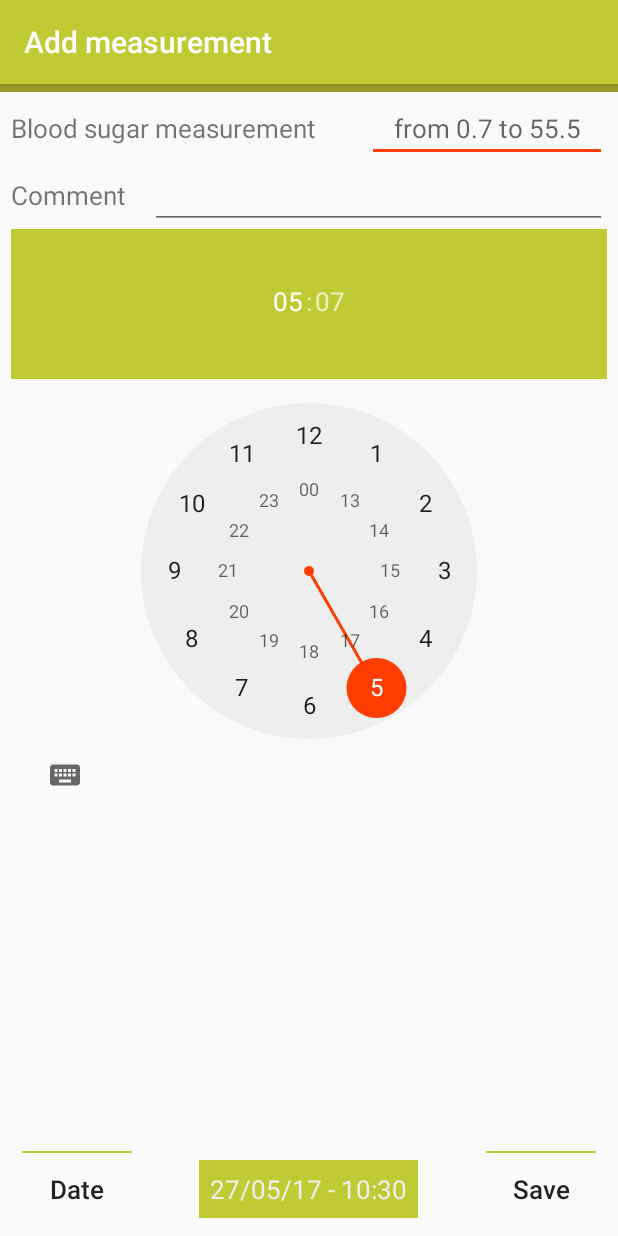
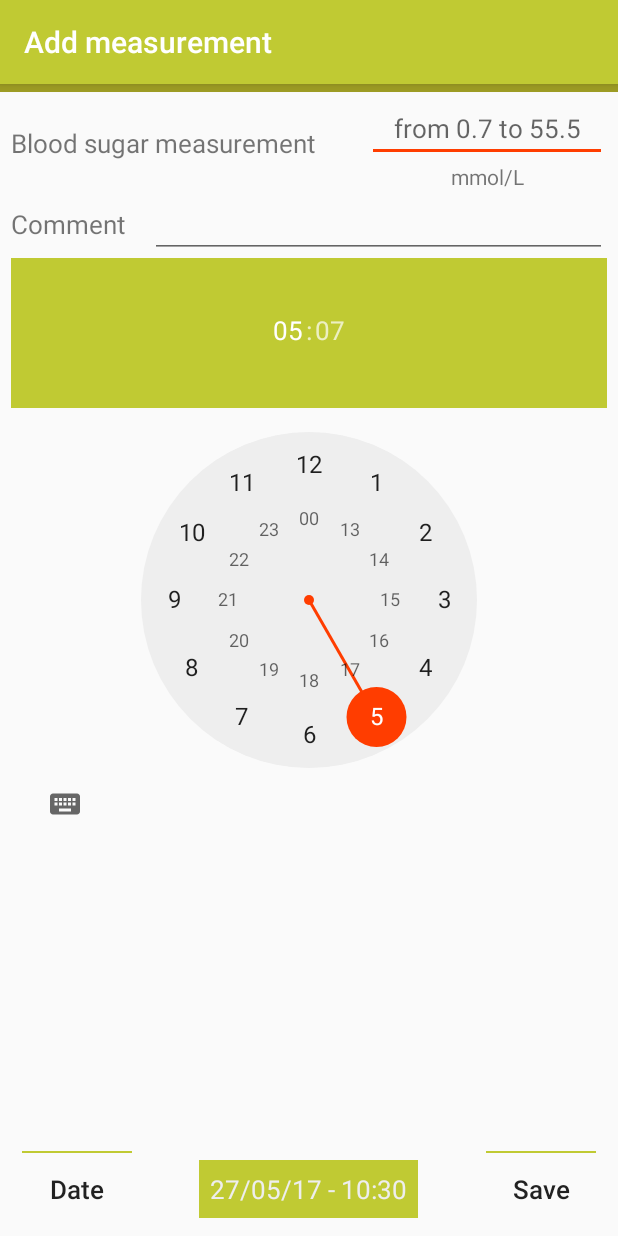
Before and after one commit to yakovbenalex/BloodSugarMonitoring, an Android app: the AddMeasurementActivity screen opened directly, with no data from a screen before it, on a phone screen of 412 x 824 dp. Run offline under Robolectric (Android 15) with nearby library versions, the phone set to English and light mode, and no system bars.

Commit message:
version 0.02 full

```diff
--- a/app/src/main/java/com/example/jason/bloodGlucoseMonitoring/AddMeasurementActivity.java
+++ b/app/src/main/java/com/example/jason/bloodGlucoseMonitoring/AddMeasurementActivity.java
@@ -64,6 +64,7 @@ public class AddMeasurementActivity extends AppCompatActivity implements View.On
     EditText etComment;
 
     TextView tvDate;
+    TextView tvUnitBloodSugar;
 
     TimePicker timePickerAddMeasurement;
 
@@ -101,14 +102,20 @@ public class AddMeasurementActivity extends AppCompatActivity implements View.On
         etComment = (EditText) findViewById(R.id.etCommentEdit);
 
         tvDate = (TextView) findViewById(R.id.tvDate);
+        tvUnitBloodSugar = (TextView) findViewById(R.id.tvUnitBloodSugar);
 
         timePickerAddMeasurement = (TimePicker) findViewById(R.id.timePickerAddMeasurement);
 
         // set hint for editText
         setEditTextsHints(prefsUnitBloodSugarMmol);
 
-        // set views properties
+        // set views properties and other
         timePickerAddMeasurement.setIs24HourView(true);
+        if (prefsUnitBloodSugarMmol) {
+            tvUnitBloodSugar.setText(getString(R.string.mmol_l));
+        } else {
+            tvUnitBloodSugar.setText(getString(R.string.mg_dl));
+        }
 
         // set the listeners for views
         btnChooseDate.setOnClickListener(this);
--- a/app/src/main/res/layout/activity_add_measurement.xml
+++ b/app/src/main/res/layout/activity_add_measurement.xml
@@ -14,9 +14,10 @@
         android:background="@color/colorPrimaryDark" />
 
     <RelativeLayout
+        android:id="@+id/relativeLayout"
         android:layout_width="match_parent"
         android:layout_height="match_parent"
-        android:layout_margin="@dimen/activity_item_padding"
+        android:padding="@dimen/activity_item_padding"
         android:orientation="vertical">
 
         <ScrollView
@@ -57,6 +58,16 @@
                         android:maxLength="4"
                         android:selectAllOnFocus="true"
                         android:textAlignment="center" />
+
+                    <TextView
+                        android:id="@+id/tvUnitBloodSugar"
+                        android:layout_width="wrap_content"
+                        android:layout_height="wrap_content"
+                        android:layout_alignParentEnd="true"
+                        android:layout_alignStart="@+id/etBloodSugarMeasurementEdit"
+                        android:layout_below="@+id/etBloodSugarMeasurementEdit"
+                        android:textAlignment="center"
+                        android:textSize="@dimen/textSizeCaption" />
 
                 </RelativeLayout>
 
--- a/app/src/main/res/layout/activity_agreement.xml
+++ b/app/src/main/res/layout/activity_agreement.xml
@@ -12,7 +12,7 @@
     <RelativeLayout
         android:layout_width="match_parent"
         android:layout_height="match_parent"
-        android:layout_margin="@dimen/activity_item_padding"
+        android:padding="@dimen/activity_item_padding"
         android:orientation="vertical">
 
         <TextView
--- a/app/src/main/res/layout/activity_calculator_carbs.xml
+++ b/app/src/main/res/layout/activity_calculator_carbs.xml
@@ -10,12 +10,12 @@
         android:layout_height="5dip"
         android:background="@color/colorPrimaryDark" />
 
-
     <ScrollView
         android:layout_width="match_parent"
         android:layout_height="wrap_content"
         android:layout_alignParentStart="true"
-        android:layout_alignParentTop="true">
+        android:layout_alignParentTop="true"
+        android:padding="@dimen/activity_item_padding">
 
         <LinearLayout
             android:layout_width="match_parent"
@@ -155,7 +155,7 @@
                     android:layout_alignStart="@+id/etAmountBreadUnits"
                     android:layout_below="@+id/etAmountBreadUnits"
                     android:textAlignment="center"
-                    android:textSize="14sp" />
+                    android:textSize="@dimen/textSizeCaption" />
 
             </RelativeLayout>
 
--- a/app/src/main/res/layout/activity_main.xml
+++ b/app/src/main/res/layout/activity_main.xml
@@ -15,7 +15,7 @@
         xmlns:tools="http://schemas.android.com/tools"
         android:layout_width="match_parent"
         android:layout_height="match_parent"
-        android:padding="7dp">
+        android:padding="@dimen/activity_item_padding">
 
         <LinearLayout
             android:layout_width="match_parent"
--- a/app/src/main/res/layout/activity_measurements.xml
+++ b/app/src/main/res/layout/activity_measurements.xml
@@ -15,7 +15,9 @@
         android:layout_width="match_parent"
         android:layout_height="match_parent"
         android:orientation="vertical"
-        android:padding="@dimen/activity_item_padding">
+        android:paddingBottom="@dimen/activity_item_padding"
+        android:paddingLeft="@dimen/activity_item_padding"
+        android:paddingRight="@dimen/activity_item_padding">
 
         <RelativeLayout
             android:id="@+id/rlCapsInfo"
@@ -59,7 +61,6 @@
         <View
             android:layout_width="match_parent"
             android:layout_height="1dip"
-            android:layout_marginBottom="@dimen/activity_item_padding"
             android:background="@color/colorPrimary" />
 
         <ListView
--- a/app/src/main/res/layout/activity_preferences.xml
+++ b/app/src/main/res/layout/activity_preferences.xml
@@ -14,7 +14,7 @@
     <RelativeLayout xmlns:android="http://schemas.android.com/apk/res/android"
         android:layout_width="match_parent"
         android:layout_height="match_parent"
-        android:layout_margin="@dimen/activity_item_padding"
+        android:padding="@dimen/activity_item_padding"
         android:orientation="vertical">
 
         <View
--- a/app/src/main/res/layout/activity_statistics.xml
+++ b/app/src/main/res/layout/activity_statistics.xml
@@ -13,13 +13,13 @@
 
     <ScrollView
         android:layout_width="match_parent"
-        android:layout_height="match_parent">
+        android:layout_height="match_parent"
+        android:padding="@dimen/activity_item_padding">
 
         <LinearLayout
             android:layout_width="match_parent"
             android:layout_height="wrap_content"
-            android:orientation="vertical"
-            android:padding="@dimen/activity_item_padding">
+            android:orientation="vertical">
 
             <TextView
                 android:id="@+id/textViewCount"
--- a/app/src/main/res/values/colors.xml
+++ b/app/src/main/res/values/colors.xml
@@ -10,5 +10,4 @@
     <color name="colorHover">#F4511E</color>
     <color name="colorPressed">#E64A19</color>
 
-
 </resources>
--- a/app/src/main/res/values/dimens.xml
+++ b/app/src/main/res/values/dimens.xml
@@ -4,4 +4,10 @@
     <dimen name="activity_vertical_margin">16dp</dimen>
     <dimen name="activity_item_padding">7dp</dimen>
 
+    <!-- text -->
+    <dimen name="textSizeNormal">17sp</dimen>
+    <dimen name="textSizeNormalLarge">17sp</dimen>
+    <dimen name="textSizeNormalXLarge">23sp</dimen>
+    <dimen name="textSizeCaption">14sp</dimen>
+
 </resources>
--- a/app/src/main/res/values/styles.xml
+++ b/app/src/main/res/values/styles.xml
@@ -9,7 +9,7 @@
         <item name="colorAccent">@color/colorAccent</item>
         <!--<item name="android:navigationBarColor">@color/colorPrimary</item>-->
         <!-- text -->
-        <item name="android:textSize">17sp</item>
+        <item name="android:textSize">@dimen/textSizeNormal</item>
         <item name="android:textAllCaps">false</item>
         <!-- button -->
         <item name="android:buttonStyle">@style/Widget.AppCompat.Button.Borderless</item>
```
Also changed, not shown: app/src/main/res/layout/activity_info.xml (+5 -3 lines), app/src/main/res/values/strings.xml (+3 -8 lines), 1 other file.
